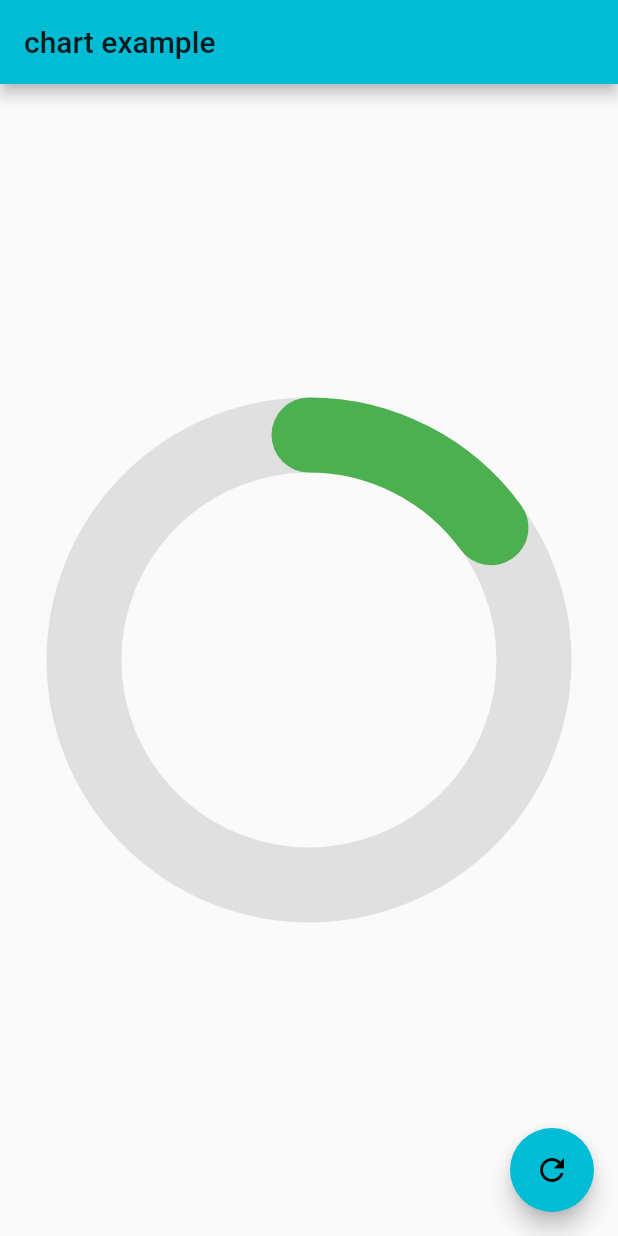
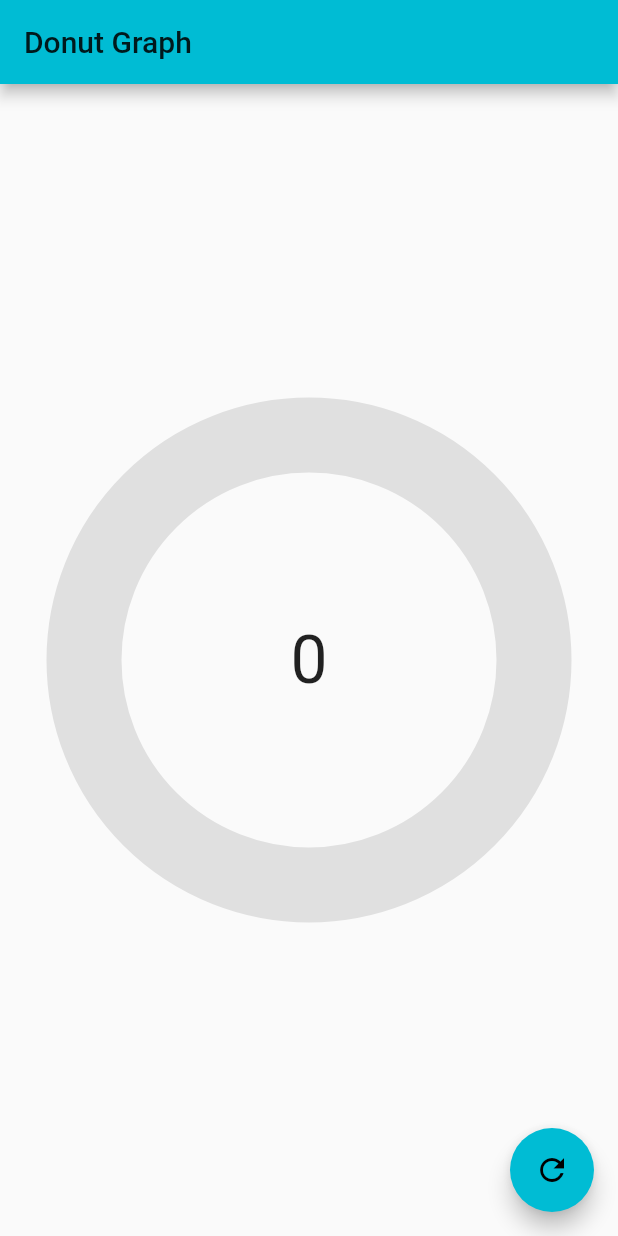
Before and after one commit to shuuun/customDonutGraph, a Flutter app: the screen it shows after launch, on a phone screen of 412 x 824 dp. Run offline on Flutter 3.47's test engine with Material 2 defaults, Android fonts, the phone set to English and light mode, and no system bars.

Commit message:
ファイル切り分け

```diff
--- a/lib/donutGraph.dart
+++ b/lib/donutGraph.dart
@@ -25,9 +25,13 @@ class DonutGraph extends StatelessWidget {
       child: CustomPaint(
         foregroundPainter: DonutGraphPainter(
           trackColor: trackColor,
-          completeColor: Colors.green,
+          completeColor: completedColor,
           completePercente: percentage,
           strokeWidth: 50
+        ),
+        child: Padding(
+          padding: EdgeInsets.all(8),
+          child: Center(child: Text('${percentage.toInt()}', style: TextStyle(fontSize: 44),)),
         ),
       ),
     );
@@ -57,7 +61,7 @@ class DonutGraphPainter extends CustomPainter {
 
     final _completedLine = Paint()
       ..color = completeColor
-      ..strokeCap = StrokeCap.round
+      ..strokeCap = StrokeCap.butt
       ..style = PaintingStyle.stroke
       ..strokeWidth = strokeWidth;
 
--- /dev/null
+++ b/lib/home.dart
@@ -0,0 +1,35 @@
+import 'package:flutter/material.dart';
+import 'donutGraph.dart';
+import 'dart:math';
+
+class Home extends StatefulWidget {
+
+  @override
+  _HomeState createState() => _HomeState();
+}
+
+class _HomeState extends State<Home> {
+
+  final _percentage = ValueNotifier<double>(0);
+
+  @override
+  Widget build(BuildContext context) {
+    return Scaffold(
+      appBar: AppBar(title: Text('Donut Graph')),
+      floatingActionButton: FloatingActionButton(
+        onPressed: () {
+          _percentage.value = Random().nextInt(100).toDouble();
+        },
+        child: Icon(Icons.refresh),
+      ),
+      body: Center(
+        child: ValueListenableBuilder(
+          valueListenable: _percentage,
+          builder: (context, per, child) {
+            return DonutGraph(percentage: per, trackColor: Colors.grey[300], completedColor: Colors.cyan,);
+          },
+        )
+      ),
+    );
+  }
+}
--- a/lib/main.dart
+++ b/lib/main.dart
@@ -1,6 +1,5 @@
 import 'package:flutter/material.dart';
-import 'donutGraph.dart';
-import 'dart:math';
+import 'home.dart';
 
 void main() {
   runApp(MyApp());
@@ -19,32 +18,3 @@ class MyApp extends StatelessWidget {
     );
   }
 }
-
-class Home extends StatefulWidget {
-
-  @override
-  _HomeState createState() => _HomeState();
-}
-
-class _HomeState extends State<Home> {
-
-  final _percentage = ValueNotifier<double>(15);
-
-  @override
-  Widget build(BuildContext context) {
-    return Scaffold(
-      appBar: AppBar(title: Text('chart example')),
-      floatingActionButton: FloatingActionButton(
-        onPressed: () => _percentage.value = Random().nextInt(100).toDouble(),
-        child: Icon(Icons.refresh),
-      ),
-      body: Center(
-        child: ValueListenableBuilder(
-          valueListenable: _percentage,
-          builder: (context, per, child) {
-            return DonutGraph(percentage: per, trackColor: Colors.grey[300], completedColor: Colors.green,);
-          })
-      ),
-    );
-  }
-}
```
